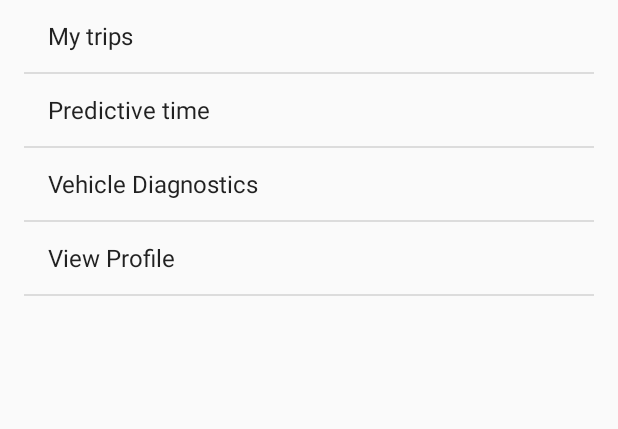
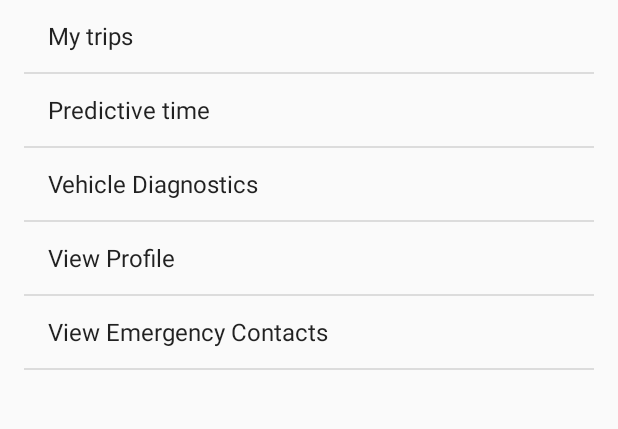
Before and after one commit to ashwintk/DriveToWin, an Android app: the main_menu screen opened directly, with no data from a screen before it, on a phone screen of 412 x 824 dp, the part 182-611 px from its top. Run offline under Robolectric (Android 15) with nearby library versions, the phone set to English and light mode, and no system bars.

Commit message:
Modified Main Menu

```diff
--- a/DriveToWin/app/src/main/java/com/example/ashwinkumar/drivetowin/main_menu.java
+++ b/DriveToWin/app/src/main/java/com/example/ashwinkumar/drivetowin/main_menu.java
@@ -1,9 +1,13 @@
 package com.example.ashwinkumar.drivetowin;
 
+import android.content.Intent;
 import android.support.v7.app.ActionBarActivity;
 import android.os.Bundle;
 import android.view.Menu;
 import android.view.MenuItem;
+import android.view.View;
+import android.widget.AdapterView;
+import android.widget.ListView;
 
 
 public class main_menu extends ActionBarActivity {
@@ -12,6 +16,16 @@ public class main_menu extends ActionBarActivity {
     protected void onCreate(Bundle savedInstanceState) {
         super.onCreate(savedInstanceState);
         setContentView(R.layout.activity_main_menu);
+        ListView list = (ListView) findViewById(R.id.mainmenu_listview);
+        list.setOnItemClickListener(new AdapterView.OnItemClickListener() {
+            @Override
+            public void onItemClick(AdapterView<?> parent, View view, int position, long id) {
+                if(position==5){
+                    Intent intent=new Intent(main_menu.this,list_emergency_contacts.class);
+                    startActivity(intent);
+                }
+            }
+        });
     }
 
 
--- a/DriveToWin/app/src/main/res/layout/activity_main_menu.xml
+++ b/DriveToWin/app/src/main/res/layout/activity_main_menu.xml
@@ -9,11 +9,12 @@
 	<ListView
 		android:layout_width="match_parent"
 		android:layout_height="match_parent"
-		android:id="@+id/listView"
+		android:id="@+id/mainmenu_listview"
 		android:layout_alignParentBottom="true"
 		android:layout_alignParentLeft="true"
 		android:layout_alignParentStart="true"
 		android:entries="@array/main_menu_items"
 		android:layout_centerHorizontal="true"
-		android:choiceMode="singleChoice"/>
+		android:choiceMode="singleChoice"
+        android:descendantFocusability="blocksDescendants"/>
 </RelativeLayout>
--- a/DriveToWin/app/src/main/res/values/strings.xml
+++ b/DriveToWin/app/src/main/res/values/strings.xml
@@ -43,6 +43,7 @@
 		<item>Predictive time</item>
 		<item>Vehicle Diagnostics</item>
 		<item>View Profile</item>
+        <item>View Emergency Contacts</item>
 	</string-array>
     <string name="plus_sign">+</string>
     <string name="enter_name">Enter Name</string>
```
Also changed, not shown: DriveToWin/app/src/main/java/LibraryFunctions/EmergencyContactListGuestureRecog.java (deleted, +0 -19 lines).
